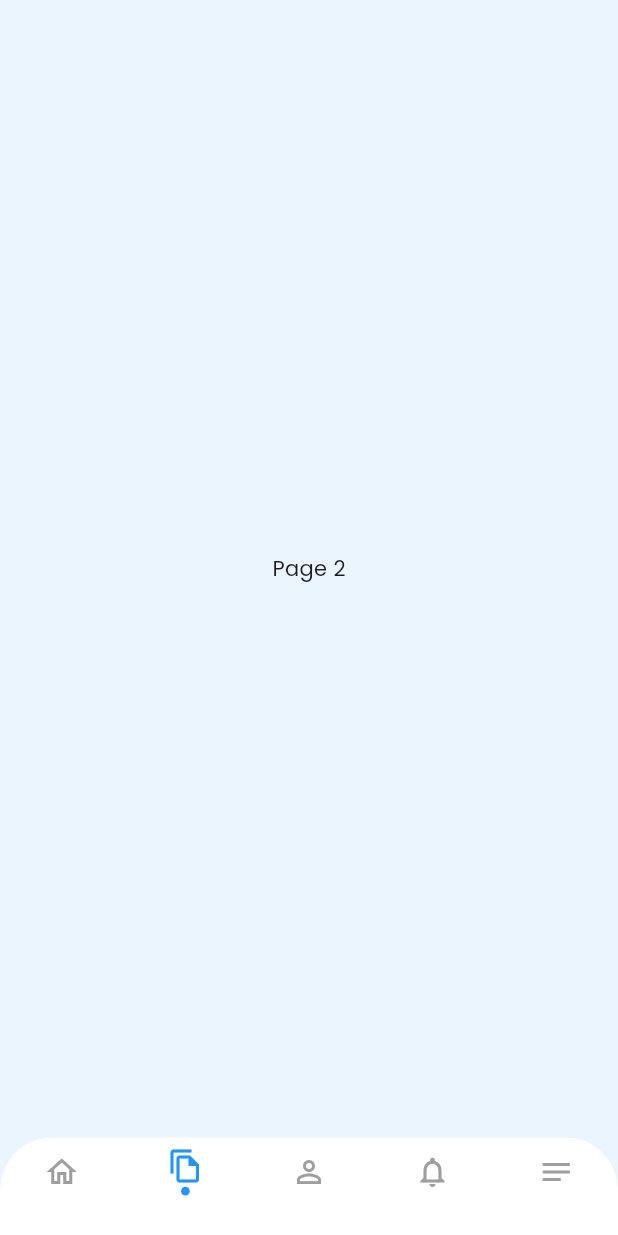
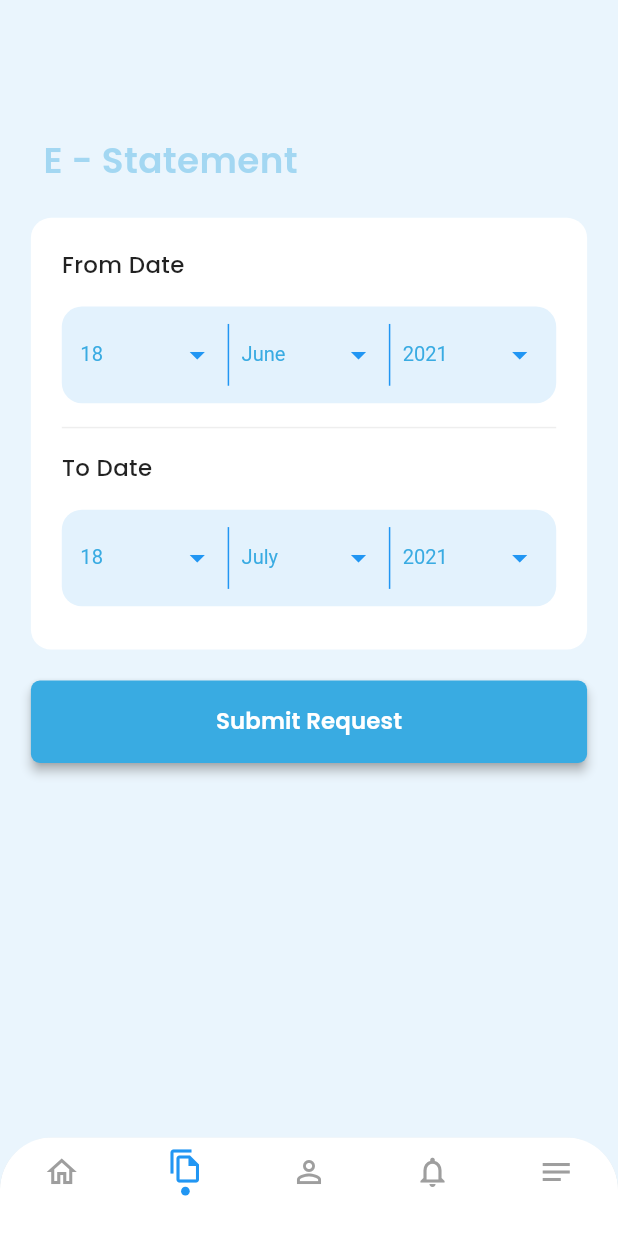
Before and after one commit to Ayyoob6in/Somnet, a Flutter app: the BottomNavbar screen opened directly, item 2 of the bottom bar chosen, on a phone screen of 412 x 824 dp. Run offline on Flutter 3.47's test engine with Material 3 defaults, Android fonts, the phone set to English and light mode, and no system bars; our stand-ins replace google_fonts, pin_code_fields, sizer.

Commit message:
E-Statement Screen Completed

```diff
--- /dev/null
+++ b/lib/controller/provider/estatement/estatement_provider.dart
@@ -0,0 +1,47 @@
+import 'package:flutter/material.dart';
+
+class EstatementState with ChangeNotifier {
+  String _fromDate = "18";
+  String _fromMonth = "June";
+  String _fromYear = "2021";
+  String _toDate = "18";
+  String _toMonth = "July";
+  String _toYear = "2021";
+
+  String get fromDate => _fromDate;
+  String get fromMonth => _fromMonth;
+  String get fromYear => _fromYear;
+  String get toDate => _toDate;
+  String get toMonth => _toMonth;
+  String get toYear => _toYear;
+
+  void setFromDate(String newDate) {
+    _fromDate = newDate;
+    notifyListeners();
+  }
+
+  void setFromMonth(String newMonth) {
+    _fromMonth = newMonth;
+    notifyListeners();
+  }
+
+  void setFromYear(String newYear) {
+    _fromYear = newYear;
+    notifyListeners();
+  }
+
+  void setToDate(String newDate) {
+    _toDate = newDate;
+    notifyListeners();
+  }
+
+  void setToMonth(String newMonth) {
+    _toMonth = newMonth;
+    notifyListeners();
+  }
+
+  void setToYear(String newYear) {
+    _toYear = newYear;
+    notifyListeners();
+  }
+}
--- a/lib/main.dart
+++ b/lib/main.dart
@@ -2,39 +2,58 @@ import 'package:flutter/material.dart';
 import 'package:google_fonts/google_fonts.dart';
 import 'package:provider/provider.dart';
 import 'package:sizer/sizer.dart'; // Import Sizer package
+import 'package:somenet/controller/provider/estatement/estatement_provider.dart';
 import 'package:somenet/controller/provider/home/home_provider.dart';
 import 'package:somenet/controller/provider/login/login_provider.dart';
 import 'package:somenet/utils/constants/colors/colors.dart';
 import 'package:somenet/views/login/login_screen.dart';
 
+// Main entry point of the application
 void main() {
+  // Run the app with multiple providers
   runApp(
     MultiProvider(
+      // List of providers to be used in the app
       providers: [
+        // Provider for login state
         ChangeNotifierProvider(create: (context) => LoginState()),
+        // Provider for home state
         ChangeNotifierProvider(create: (context) => HomeState()),
+
+        ChangeNotifierProvider(create: (context) => EstatementState())
       ],
+      // Child widget of the providers
       child: const MyApp(),
     ),
   );
 }
 
+// Main application widget
 class MyApp extends StatelessWidget {
   const MyApp({super.key});
 
   @override
+  // Build method to create the widget tree
   Widget build(BuildContext context) {
+    // Use ResponsiveSizer to make the app responsive
     return ResponsiveSizer(
-      // Wrap the MaterialApp with Sizer for responsiveness
+      // Builder method to create the MaterialApp
       builder: (context, orientation, deviceType) {
+        // Create the MaterialApp
         return MaterialApp(
+          // Title of the app
           title: 'Some',
+          // Theme of the app
           theme: ThemeData(
+            // Color scheme of the app
             colorScheme: ColorScheme.fromSeed(seedColor: appBackgroundColor),
+            // Use Material 3 design
             useMaterial3: true,
+            // Text theme of the app
             textTheme:
                 GoogleFonts.poppinsTextTheme(Theme.of(context).textTheme),
           ),
+          // Home screen of the app
           home: const LoginScreen(),
         );
       },
--- /dev/null
+++ b/lib/views/estatement/estatement_screen.dart
@@ -0,0 +1,176 @@
+import 'package:flutter/material.dart';
+import 'package:provider/provider.dart';
+import 'package:sizer/sizer.dart';
+import 'package:somenet/controller/provider/estatement/estatement_provider.dart';
+import 'package:somenet/utils/constants/colors/colors.dart';
+import 'package:somenet/views/widgets/custom_button_widget.dart';
+import 'package:somenet/views/widgets/custom_heading_widget.dart';
+
+class EStatementScreen extends StatelessWidget {
+  const EStatementScreen({super.key});
+
+  @override
+  Widget build(BuildContext context) {
+    return Scaffold(
+        backgroundColor: appBackgroundColor,
+        body: Column(
+          crossAxisAlignment: CrossAxisAlignment.start,
+          children: [
+            Padding(
+              padding: EdgeInsets.only(top: 11.h, left: 7.w),
+              child: const CustomHeadingWidget("E - Statement"),
+            ),
+            Center(
+              child: Padding(
+                padding: EdgeInsets.all(5.w),
+                child: Container(
+                  padding: EdgeInsets.all(5.w),
+                  decoration: BoxDecoration(
+                    color: Colors.white,
+                    borderRadius: BorderRadius.circular(15.sp),
+                  ),
+                  child: Column(
+                    mainAxisSize: MainAxisSize.min,
+                    children: [
+                      buildDateSelector(context, "From Date", true),
+                      SizedBox(height: 1.h),
+                      Divider(color: Colors.grey[200]),
+                      SizedBox(height: 1.h),
+                      buildDateSelector(context, "To Date", false),
+                      SizedBox(height: 1.h),
+                    ],
+                  ),
+                ),
+              ),
+            ),
+            customButton(
+                context: context, onPress: () {}, text: "Submit Request")
+          ],
+        ));
+  }
+
+  Widget buildDateSelector(
+      BuildContext context, String label, bool isFromDate) {
+    final dateProvider = Provider.of<EstatementState>(context);
+
+    return Column(
+      crossAxisAlignment: CrossAxisAlignment.start,
+      children: [
+        Text(
+          label,
+          style: TextStyle(
+            fontSize: 16.sp,
+            fontWeight: FontWeight.w500,
+            color: Colors.black87,
+          ),
+        ),
+        SizedBox(height: 2.h),
+        Container(
+          padding: EdgeInsets.symmetric(horizontal: 3.w, vertical: 1.h),
+          decoration: BoxDecoration(
+            color: Colors.blue[50],
+            borderRadius: BorderRadius.circular(15.sp),
+          ),
+          child: Row(
+            mainAxisAlignment: MainAxisAlignment.spaceBetween,
+            children: [
+              Expanded(
+                child: buildDropdown(
+                  value:
+                      isFromDate ? dateProvider.fromDate : dateProvider.toDate,
+                  onChanged: (String? newValue) {
+                    if (isFromDate) {
+                      dateProvider.setFromDate(newValue!);
+                    } else {
+                      dateProvider.setToDate(newValue!);
+                    }
+                  },
+                  items: List.generate(31, (index) => "${index + 1}"),
+                  context: context,
+                ),
+              ),
+              customVerticalDivider(),
+              Expanded(
+                child: buildDropdown(
+                  value: isFromDate
+                      ? dateProvider.fromMonth
+                      : dateProvider.toMonth,
+                  onChanged: (String? newValue) {
+                    if (isFromDate) {
+                      dateProvider.setFromMonth(newValue!);
+                    } else {
+                      dateProvider.setToMonth(newValue!);
+                    }
+                  },
+                  items: const [
+                    'January',
+                    'February',
+                    'March',
+                    'April',
+                    'May',
+                    'June',
+                    'July',
+                    'August',
+                    'September',
+                    'October',
+                    'November',
+                    'December'
+                  ],
+                  context: context,
+                ),
+              ),
+              customVerticalDivider(),
+              Expanded(
+                child: buildDropdown(
+                  value:
+                      isFromDate ? dateProvider.fromYear : dateProvider.toYear,
+                  onChanged: (String? newValue) {
+                    if (isFromDate) {
+                      dateProvider.setFromYear(newValue!);
+                    } else {
+                      dateProvider.setToYear(newValue!);
+                    }
+                  },
+                  items: List.generate(30, (index) => "${2000 + index}"),
+                  context: context,
+                ),
+              ),
+            ],
+          ),
+        ),
+      ],
+    );
+  }
+
+  Widget buildDropdown({
+    required String value,
+    required void Function(String?)? onChanged,
+    required List<String> items,
+    required BuildContext context,
+  }) {
+    return DropdownButton<String>(
+      value: value,
+      onChanged: onChanged,
+      items: items.map<DropdownMenuItem<String>>((String value) {
+        return DropdownMenuItem<String>(
+          value: value,
+          child: Text(value),
+        );
+      }).toList(),
+      dropdownColor: textfieldfilled,
+      underline: const SizedBox(),
+      icon: Icon(Icons.arrow_drop_down_sharp, color: sBlue),
+      style: TextStyle(color: colorblue, fontSize: 15.sp),
+      isExpanded: true,
+    );
+  }
+
+  Widget customVerticalDivider() {
+    return Container(
+      width: 1, // Width of the divider
+      height: 5.h, // Height of the divider
+      color: sBlue, // Color of the divider
+      margin: EdgeInsets.symmetric(horizontal: 2.w), // Add some spacing
+    );
+  }
+}
--- a/lib/views/home/widgets/appbar_widget.dart
+++ b/lib/views/home/widgets/appbar_widget.dart
@@ -34,7 +34,7 @@ AppBar buildAppBar(BuildContext context) {
               Row(
                 children: [
                   CircleAvatar(
-                      radius: 2.w, // Use Sizer for responsive radius
+                      radius: 3.w, // Use Sizer for responsive radius
                       backgroundColor: sBlack.withOpacity(0.1),
                       child: Icon(
                         Icons.phone,
@@ -45,7 +45,7 @@ AppBar buildAppBar(BuildContext context) {
                   Text(
                     '615 209444',
                     style: TextStyle(
-                      fontSize: 10.sp, // Use Sizer for responsive font size
+                      fontSize: 14.sp, // Use Sizer for responsive font size
                       color: Colors.white70,
                     ),
                   ),
--- a/lib/views/navbar/bottom_navbar.dart
+++ b/lib/views/navbar/bottom_navbar.dart
@@ -1,6 +1,7 @@
 import 'package:flutter/material.dart';
 import 'package:sizer/sizer.dart';
 import 'package:somenet/utils/constants/colors/colors.dart';
+import 'package:somenet/views/estatement/estatement_screen.dart';
 import 'package:somenet/views/home/home_screen.dart';
 
 class BottomNavbar extends StatefulWidget {
@@ -16,9 +17,7 @@ class BottomNavbarState extends State<BottomNavbar> {
   // Define the list of pages
   final List<Widget> _pages = [
     const HomeScreen(),
-    const Center(
-      child: Text("Page 2"),
-    ),
+    EStatementScreen(),
     const Center(
       child: Text("Page 3"),
     ),
--- a/lib/views/transferhistory/widgets/transfer_historycard.dart
+++ b/lib/views/transferhistory/widgets/transfer_historycard.dart
@@ -28,7 +28,7 @@ class TransferHistorycard extends StatelessWidget {
                   color: colorblue,
                   size: screenWidth * 0.06, // Responsive icon size
                 ),
-                Container(
+                SizedBox(
                   height: screenWidth * 0.06, // Responsive height
                   child: const VerticalDivider(
                     color: Colors.grey,
--- /dev/null
+++ b/lib/views/widgets/custom_button_widget.dart
@@ -0,0 +1,36 @@
+import 'package:flutter/material.dart';
+import 'package:sizer/sizer.dart';
+import 'package:somenet/utils/constants/colors/colors.dart';
+
+Widget customButton({
+  required BuildContext context,
+  required VoidCallback onPress,
+  required String text,
+}) {
+  return Padding(
+    padding: EdgeInsets.only(left: 5.w, right: 5.w),
+    child: ElevatedButton(
+      style: ElevatedButton.styleFrom(
+        backgroundColor: buttonColor,
+        shadowColor: sGrey,
+        elevation: 3,
+        shape: RoundedRectangleBorder(
+          borderRadius:
+              BorderRadius.circular(10.sp), // Responsive border radius
+        ),
+        padding: EdgeInsets.symmetric(
+            vertical: 2.h, horizontal: 15.w), // Responsive padding
+      ),
+      onPressed: onPress,
+      child: Center(
+        child: Text(
+          text,
+          style: TextStyle(
+              fontSize: 16.sp,
+              color: sWhite,
+              fontWeight: FontWeight.w600), // Responsive text size
+        ),
+      ),
+    ),
+  );
+}
--- /dev/null
+++ b/lib/views/widgets/custom_heading_widget.dart
@@ -0,0 +1,23 @@
+import 'package:flutter/material.dart';
+import 'package:sizer/sizer.dart';
+import 'package:somenet/utils/constants/colors/colors.dart';
+
+class CustomHeadingWidget extends StatelessWidget {
+  final String text;
+
+  const CustomHeadingWidget(this.text, {super.key});
+
+  @override
+  Widget build(BuildContext context) {
+    return Text(
+      text,
+      style: TextStyle(
+        fontSize: 20.sp,
+        color: colorblue.withOpacity(0.4),
+        fontWeight: FontWeight.w600,
+      ),
+    );
+  }
+}
+
+// Usage:
```
